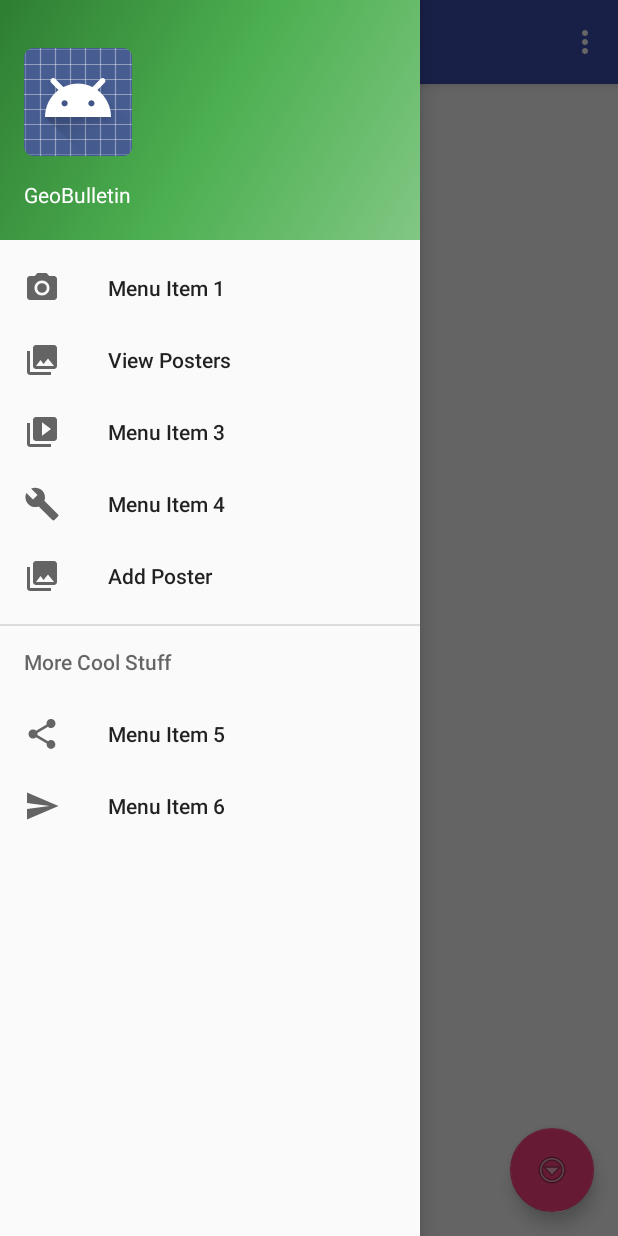
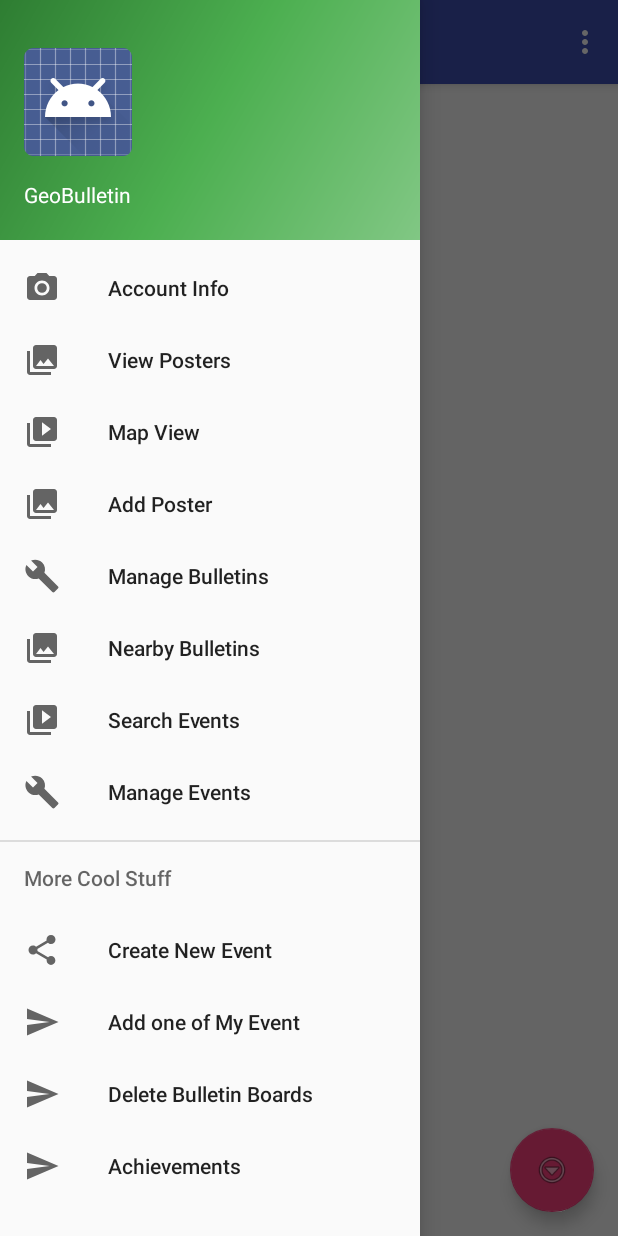
Before and after one commit to js504/CSCI4176_Project, an Android app: the screen it shows after launch (MainActivity), with the side drawer open, on a phone screen of 412 x 824 dp. Run offline under Robolectric (Android 15) with nearby library versions, the phone set to English and light mode, and no system bars.

Commit message:
Add menu UI to MainActivity instead start an new activity for each class, the content are shown in the content area of the MainActivity through ViewFlipper(switch between different include xmls) and the Intents are star as service using startService(intent).  Login UI in progress

```diff
--- a/app/src/main/res/layout/app_bar_main.xml
+++ b/app/src/main/res/layout/app_bar_main.xml
@@ -21,8 +21,23 @@
 
     </android.support.design.widget.AppBarLayout>
 
-    <include layout="@layout/content_main" />
 
+    <ViewFlipper
+        android:id="@+id/vf"
+        android:layout_width="fill_parent"
+        android:layout_height="wrap_content">
+
+        <include
+            layout="@layout/content_main"
+            android:id="@+id/mapGUI"/>
+        <include
+            layout="@layout/activity_main__gui"
+            android:id="@+id/mainGUI"/>
+        <include
+            layout="@layout/activity_create_new_poster"
+            android:id="@+id/createNewPoster"/>
+
+    </ViewFlipper>
     <android.support.design.widget.FloatingActionButton
         android:id="@+id/fab"
         android:layout_width="wrap_content"
--- a/app/src/main/res/menu/activity_main_drawer.xml
+++ b/app/src/main/res/menu/activity_main_drawer.xml
@@ -3,39 +3,58 @@
 
     <group android:checkableBehavior="single">
         <item
-            android:id="@+id/nav_camera"
+            android:id="@+id/nav_accountInfo"
             android:icon="@drawable/ic_menu_camera"
-            android:title="Menu Item 1" />
+            android:title="Account Info" />
         <item
-            android:id="@+id/nav_gallery"
+            android:id="@+id/nav_MainGUI"
             android:icon="@drawable/ic_menu_gallery"
             android:title="View Posters"
             />
         <item
-            android:id="@+id/nav_slideshow"
+            android:id="@+id/nav_mapGUI"
             android:icon="@drawable/ic_menu_slideshow"
-            android:title="Menu Item 3" />
-        <item
-            android:id="@+id/nav_manage"
-            android:icon="@drawable/ic_menu_manage"
-            android:title="Menu Item 4" />
-
+            android:title="Map View" />
         <item
             android:id="@+id/create_poster"
             android:icon="@drawable/ic_menu_gallery"
             android:title="Add Poster" />
+        <item
+            android:id="@+id/nav_manageBulletins"
+            android:icon="@drawable/ic_menu_manage"
+            android:title="Manage Bulletins" />
+        <item
+            android:id="@+id/create_nearByBulletins"
+            android:icon="@drawable/ic_menu_gallery"
+            android:title="Nearby Bulletins" />
+        <item
+            android:id="@+id/nav_searchEvents"
+            android:icon="@drawable/ic_menu_slideshow"
+            android:title="Search Events" />
+        <item
+            android:id="@+id/nav_manageEvents"
+            android:icon="@drawable/ic_menu_manage"
+            android:title="Manage Events" />
     </group>
 
     <item android:title="More Cool Stuff">
         <menu>
             <item
-                android:id="@+id/nav_share"
+                android:id="@+id/nav_createEvents"
                 android:icon="@drawable/ic_menu_share"
-                android:title="Menu Item 5" />
+                android:title="Create New Event" />
             <item
-                android:id="@+id/nav_send"
+                android:id="@+id/nav_addEvent"
                 android:icon="@drawable/ic_menu_send"
-                android:title="Menu Item 6" />
+                android:title="Add one of My Event" />
+            <item
+                android:id="@+id/nav_delBulletinBoards"
+                android:icon="@drawable/ic_menu_send"
+                android:title="Delete Bulletin Boards" />
+            <item
+                android:id="@+id/nav_achievement"
+                android:icon="@drawable/ic_menu_send"
+                android:title="Achievements" />
         </menu>
     </item>
 
```
Also changed, not shown: app/src/main/java/in/geobullet/csci_4176_project/MainActivity.java (+33 -13 lines).
